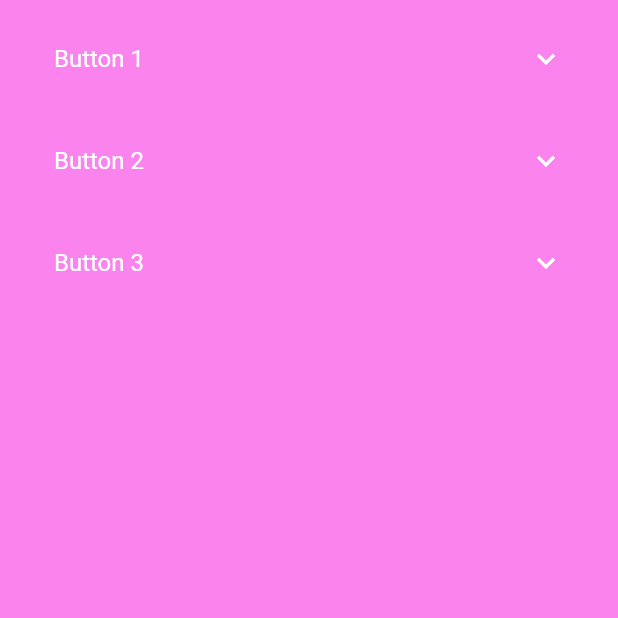
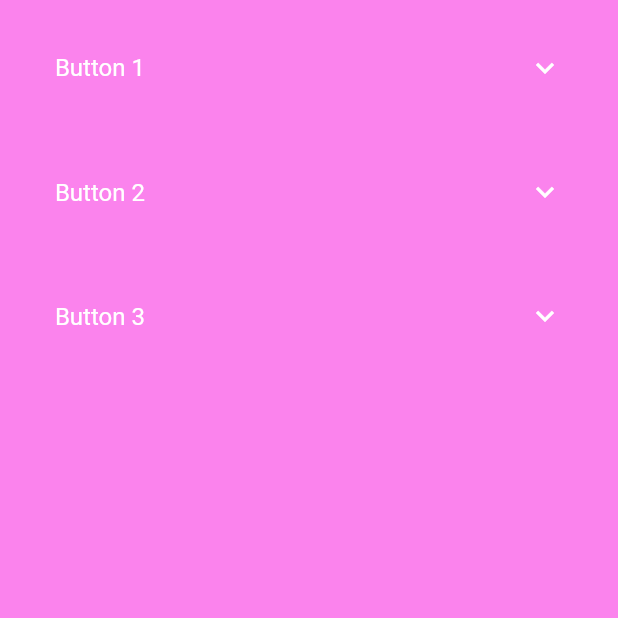
Before and after one commit to SvetlanaIagofarova/test-project, a Flutter app: the screen it shows after launch, on a phone screen of 412 x 824 dp, the top half of it. Run offline on Flutter 3.47's test engine with Material 2 defaults, Android fonts, the phone set to English and light mode, and no system bars; our stand-ins replace sizer; network calls fail.

```diff
--- a/lib/ui/app/my_app.dart
+++ b/lib/ui/app/my_app.dart
@@ -1,6 +1,7 @@
 import 'package:flutter/material.dart';
 import 'package:test_project/ui/navigation/main_navigation.dart';
 import 'package:test_project/ui/theme/main_theme.dart';
+import 'package:sizer/sizer.dart';
 
 class MyApp extends StatelessWidget {
   static final mainNavigation = MainNavigation();
@@ -9,6 +10,7 @@ class MyApp extends StatelessWidget {
 
   @override
   Widget build(BuildContext context) {
+    return Sizer(builder: (context, orientation, deviceType) {
       return MaterialApp(
         title: 'Flutter Demo',
         theme: MainTheme().mainTheme,
@@ -16,5 +18,6 @@ class MyApp extends StatelessWidget {
         initialRoute: MainNavigationRoutesNames.mainScreen,
         debugShowCheckedModeBanner: false,
       );
+    });
   }
 }
--- a/lib/ui/views/main_view/main_view_widget.dart
+++ b/lib/ui/views/main_view/main_view_widget.dart
@@ -1,6 +1,7 @@
 import 'package:flutter/material.dart';
 import 'package:provider/provider.dart';
 import 'package:test_project/ui/views/main_view/main_view_view_model.dart';
+import 'package:sizer/sizer.dart';
 
 class MainViewWidget extends StatefulWidget {
   const MainViewWidget({super.key});
@@ -30,17 +31,17 @@ class _BodyWidget extends StatelessWidget {
   @override
   Widget build(BuildContext context) {
     return Padding(
-      padding: const EdgeInsets.symmetric(
-        vertical: 10.0,
-        horizontal: 20.0,
+      padding:  EdgeInsets.symmetric(
+        vertical: 2.0.h,
+        horizontal: 2.5.h,
       ),
       child: ListView(
-        children: const [
-          _FirstExpansionTileButton(),
-          SizedBox(height: 10.0),
-          _SecondExpansionTileButton(),
-          SizedBox(height: 10.0),
-          _ThirdExpansionTileButton()
+        children:  [
+          const _FirstExpansionTileButton(),
+          SizedBox(height: 3.h),
+          const _SecondExpansionTileButton(),
+          SizedBox(height: 3.h),
+          const _ThirdExpansionTileButton()
         ],
       ),
     );
@@ -57,12 +58,7 @@ class _FirstExpansionTileButton extends StatelessWidget {
       title: const Text('Button 1'),
       children: [
         Padding(
-          padding: const EdgeInsets.fromLTRB(
-            8.0,
-            5.0,
-            8.0,
-            17.0,
-          ),
+          padding:  EdgeInsets.all(2.0.h),
           child: AspectRatio(
             aspectRatio: 0.96,
             child: Image.asset(model.insideImage),
@@ -124,13 +120,16 @@ class _ThirdExpansionTileButton extends StatelessWidget {
     return ExpansionTile(
       title: const Text('Button 3'),
       children: [
-        ListView.builder(
+        Padding(
+          padding:  EdgeInsets.all(2.0.h),
+          child: ListView.builder(
             controller: scrollController,
             shrinkWrap: true,
             itemCount: model.photos.length,
             itemBuilder: (context, index) {
               return _PhotosListDisplay(index: index);
             },
+          ),
         ),
       ],
     );
@@ -148,7 +147,7 @@ class _PhotosListDisplay extends StatelessWidget {
     return Column(
       children: [
         Text(photo.title),
-        SizedBox(height: 10.0),
+        SizedBox(height: 2.0.h),
         AspectRatio(
           aspectRatio: 1,
           child: ClipRRect(
@@ -156,7 +155,7 @@ class _PhotosListDisplay extends StatelessWidget {
             child: Image.network(photo.url),
           ),
         ),
-        SizedBox(height: 25.0),
+        SizedBox(height: 4.0.h),
       ],
     );
   }
--- a/pubspec.yaml
+++ b/pubspec.yaml
@@ -34,6 +34,7 @@ dependencies:
   flutter_lints: ^2.0.0
   json_annotation: ^4.8.1
   cupertino_icons: ^1.0.2
+  sizer: ^2.0.15
 
 dev_dependencies:
   flutter_test:
```
Also changed, not shown: pubspec.lock. Lines whose indentation alone changed are shown as unchanged.
